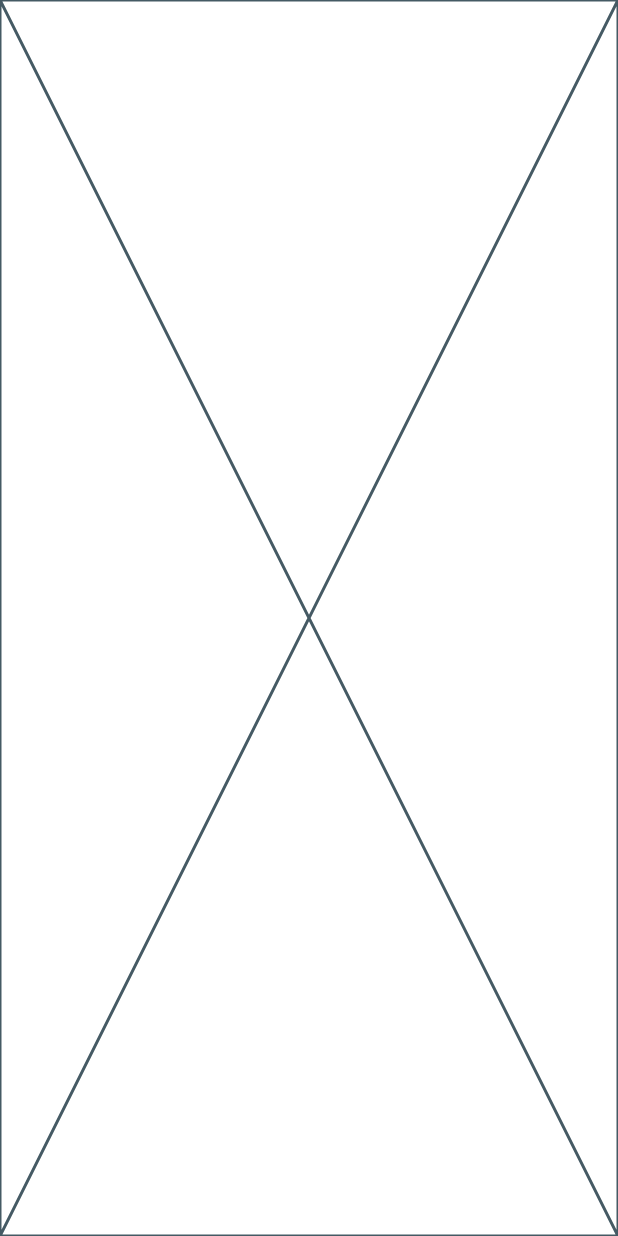
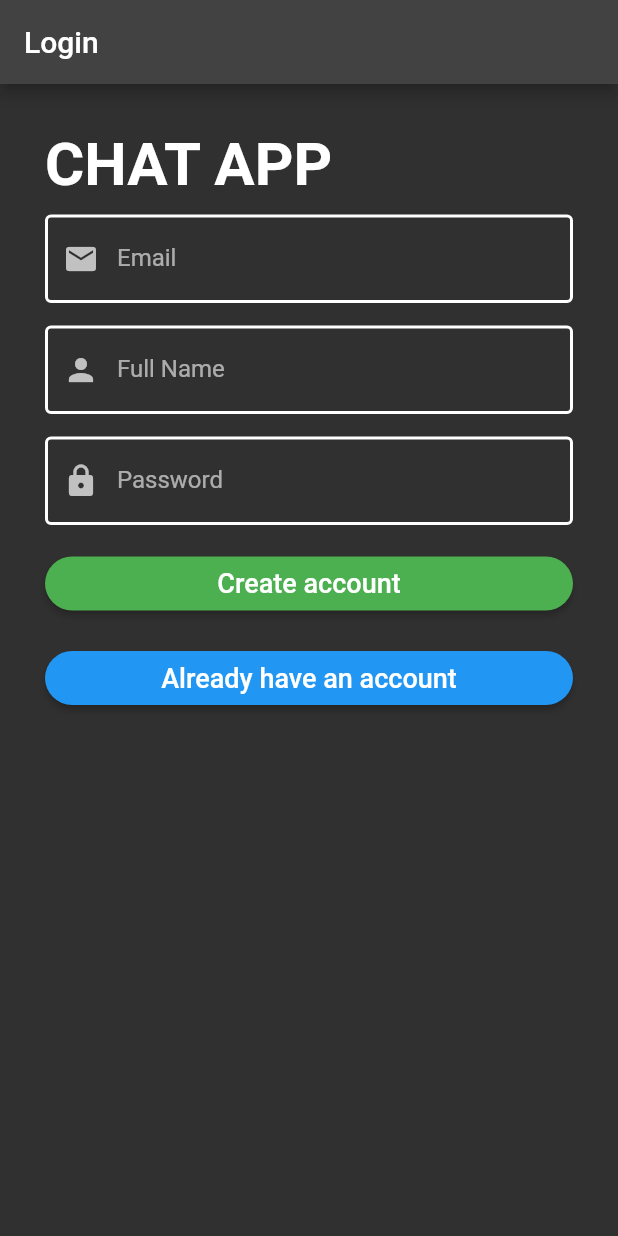
Before and after one commit to Shisaroru/FlutterFire-ChatApp, a Flutter app: the screen it shows after launch, after a tap on "Log in", after a tap on "Create a new account", on a phone screen of 412 x 824 dp. Run offline on Flutter 3.47's test engine with Material 2 defaults, Android fonts, the phone set to English and light mode, and no system bars; our stand-ins replace firebase_auth, firebase_core, google_sign_in, shared_preferences; accounts and stored records are empty.

Commit message:
Create register page UI

```diff
--- a/lib/auth/conponents/auth_button.dart
+++ b/lib/auth/conponents/auth_button.dart
@@ -27,6 +27,7 @@ class AuthButton extends StatelessWidget {
       child: Text(
         text,
         style: TextStyle(
+            fontSize: 18,
             color: (color == Colors.white) ? Colors.black : Colors.white),
       ),
     );
--- a/lib/auth/conponents/input.dart
+++ b/lib/auth/conponents/input.dart
@@ -26,6 +26,8 @@ class Input extends StatelessWidget {
               : "Please enter a valid email address";
         } else if (validator == "password" && value!.length < 6) {
           return "Password must be at least 6 characters";
+        } else if (value!.isEmpty) {
+          return "This field is required";
         }
         return null;
       },
--- a/lib/auth/register.dart
+++ b/lib/auth/register.dart
@@ -1,10 +1,100 @@
 import 'package:flutter/material.dart';
+import 'package:myproject_app/auth/conponents/auth_button.dart';
+import 'package:myproject_app/auth/conponents/input.dart';
 
-class Register extends StatelessWidget {
+class Register extends StatefulWidget {
   const Register({super.key});
 
   @override
+  State<Register> createState() => _RegisterState();
+}
+
+class _RegisterState extends State<Register> {
+  final formKey = GlobalKey<FormState>();
+
+  @override
   Widget build(BuildContext context) {
-    return const Placeholder();
+    return Scaffold(
+      resizeToAvoidBottomInset: false,
+      appBar: AppBar(
+        title: const Text("Login"),
+      ),
+      body: Container(
+        padding: const EdgeInsets.all(30),
+        alignment: Alignment.center,
+        child: Form(
+          key: formKey,
+          child: Column(
+            crossAxisAlignment: CrossAxisAlignment.stretch,
+            children: [
+              const Text(
+                "CHAT APP",
+                style: TextStyle(
+                  fontSize: 40,
+                  fontWeight: FontWeight.bold,
+                ),
+              ),
+              const SizedBox(
+                height: 10,
+              ),
+              const Input(
+                label: "Email",
+                icon: Icon(
+                  Icons.email,
+                ),
+                showInput: true,
+                validator: "email",
+              ),
+              const SizedBox(
+                height: 15,
+              ),
+              const Input(
+                label: "Full Name",
+                icon: Icon(
+                  Icons.person,
+                ),
+                showInput: true,
+                validator: "name",
+              ),
+              const SizedBox(
+                height: 15,
+              ),
+              const Input(
+                label: "Password",
+                icon: Icon(
+                  Icons.lock,
+                ),
+                showInput: false,
+                validator: "password",
+              ),
+              const SizedBox(
+                height: 15,
+              ),
+              AuthButton(
+                color: Colors.green,
+                text: "Create account",
+                method: register,
+              ),
+              const SizedBox(
+                height: 15,
+              ),
+              AuthButton(
+                color: Colors.blue,
+                text: "Already have an account",
+                method: login,
+              ),
+            ],
+          ),
+        ),
+      ),
+    );
+  }
+
+  login() {
+    Navigator.pushReplacementNamed(context, '/');
+  }
+
+  register() {
+    print(formKey.currentState!.validate());
   }
 }
```
